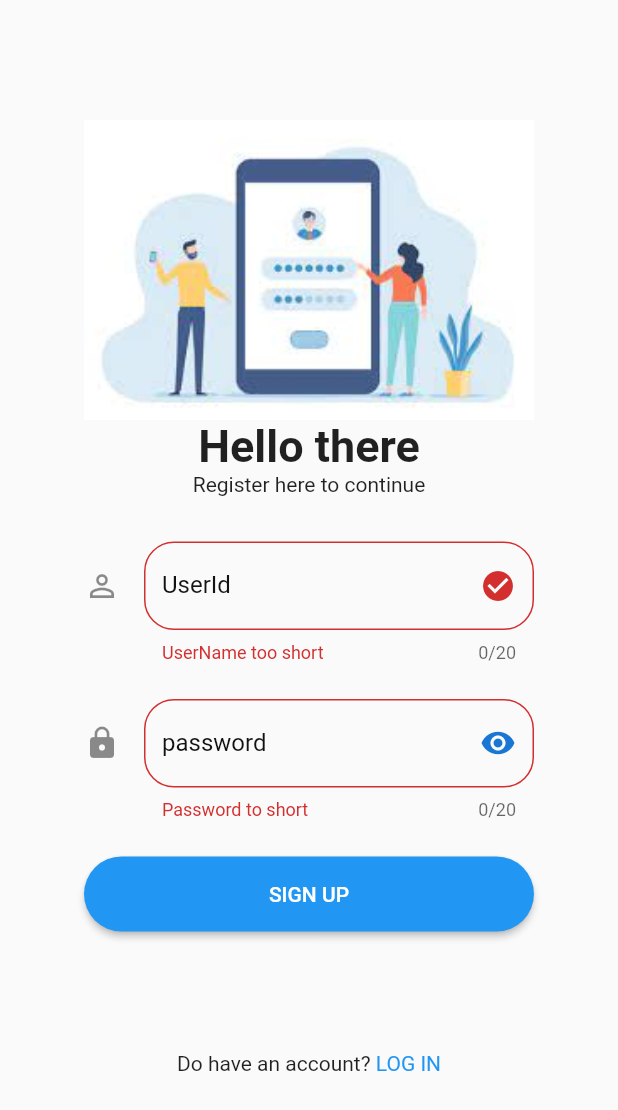
After one commit to GemechisUrgessa/Flutter-UI, a Flutter app: the screen it shows after launch, after a tap on "SIGN UP", on a phone screen of 412 x 824 dp. The commit adds this screen. Shown: the top 1110 px of the screen. Run offline on Flutter 3.47's test engine with Material 2 defaults, Android fonts, the phone set to English and light mode, and no system bars; our stand-ins replace curved_navigation_bar; network calls fail.

Commit message:
signUp page

```diff
--- a/lib/main.dart
+++ b/lib/main.dart
@@ -1,37 +1,38 @@
 import 'package:flutter/material.dart';
+import 'package:flutter_ui/signUp.dart';
 import 'package:flutter_ui/views/home.dart';
 
 import 'login.dart';
 
+// void main() {
+//   runApp(MaterialApp(
+//     // theme: ThemeData(
+//     //     primarySwatch: Colors.green,
+//     //     appBarTheme: AppBarTheme(
+//     //       backgroundColor: Color.fromARGB(255, 6, 22, 241),
+//     //     )),
+//     home: SignUpPageScreen(),
+//     debugShowCheckedModeBanner: false,
+//   ));
+// }
+
 void main() {
-  runApp(MaterialApp(
-    theme: ThemeData(
-        primarySwatch: Colors.green,
-        appBarTheme: AppBarTheme(
-          backgroundColor: Color.fromARGB(255, 15, 192, 44),
-        )),
-    home: new Home(),
-    debugShowCheckedModeBanner: false,
-  ));
+  runApp(const MyApp());
 }
 
-// void main(){
-//   runApp(const MyApp());
-// }
+class MyApp extends StatelessWidget {
+  const MyApp({Key? key}) : super(key: key);
 
-// class MyApp extends StatelessWidget {
-//   const MyApp({super.key});
-
-//   // This widget is the root of your application.
-//   @override
-//   Widget build(BuildContext context) {
-//     return MaterialApp(
-//       debugShowCheckedModeBanner: false,
-//       title: '>>> APP',
-//       theme: ThemeData(
-//         primarySwatch: Colors.blue,
-//       ),
-//       home: const LoginPageScreen(),
-//     );
-//   }
-// }
+  // This widget is the root of your application.
+  @override
+  Widget build(BuildContext context) {
+    return MaterialApp(
+      debugShowCheckedModeBanner: false,
+      title: '>>> APP',
+      theme: ThemeData(
+        primarySwatch: Colors.blue,
+      ),
+      home: const SignUpPageScreen(),
+    );
+  }
+}
--- /dev/null
+++ b/lib/signUp.dart
@@ -0,0 +1,205 @@
+import 'package:flutter/material.dart';
+
+class SignUpPageScreen extends StatefulWidget {
+  const SignUpPageScreen({Key? key}) : super(key: key);
+
+  @override
+  State<SignUpPageScreen> createState() => _SignUpPageScreenState();
+}
+
+class _SignUpPageScreenState extends State<SignUpPageScreen> {
+  final _formkey = GlobalKey<FormState>();
+  final passwordController = TextEditingController();
+  final userNameController = TextEditingController();
+
+  @override
+  void dispose() {
+    // Clean up the controller when the widget is disposed.
+    passwordController.dispose();
+    userNameController.dispose();
+    super.dispose();
+  }
+
+  @override
+  Widget build(BuildContext context) {
+    return Scaffold(
+      body: Form(
+        key: _formkey,
+        child: Center(
+          child: SizedBox(
+            width: 300,
+            child: ListView(
+              padding: const EdgeInsets.only(top: 50),
+              children: [
+                Column(
+                  children: [
+                    const SizedBox(
+                      height: 30,
+                    ),
+                    Container(
+                      width: 300,
+                      height: 200,
+                      decoration: const BoxDecoration(
+                        image: DecorationImage(
+                          fit: BoxFit.cover,
+                          image: AssetImage("assets/Login_img_1.jpg"),
+                        ),
+                      ),
+                    ),
+
+                    // const Icon(Icons.person_pin, size: 90),
+                    const Text(
+                      "Hello there",
+                      style:
+                          TextStyle(fontSize: 30, fontWeight: FontWeight.bold),
+                    ),
+                    const Text("Register here to continue"),
+                    const SizedBox(height: 30),
+                    _UserIdInput(userNameController: userNameController),
+                    const Padding(padding: EdgeInsets.all(12)),
+                    _PasswordInput(passwordController: passwordController),
+                    const Padding(padding: EdgeInsets.all(12)),
+                    _loginButton(_formkey, context, passwordController,
+                        userNameController),
+
+                    const SizedBox(height: 30),
+                  ],
+                ),
+                const SizedBox(height: 50),
+                Row(
+                  mainAxisAlignment: MainAxisAlignment.center,
+                  children: [
+                    const Text("Do have an account?"),
+                    GestureDetector(
+                      // onTap: () => context.go("/signUp"),
+                      child: const Text(
+                        " LOG IN",
+                        style: TextStyle(color: Colors.blue),
+                      ),
+                    ),
+                  ],
+                ),
+              ],
+            ),
+          ),
+        ),
+      ),
+
+      // }
+    );
+  }
+}
+
+class _UserIdInput extends StatelessWidget {
+  var userNameController;
+
+  _UserIdInput({Key? key, this.userNameController}) : super(key: key);
+  @override
+  Widget build(BuildContext context) {
+    return TextFormField(
+      controller: userNameController,
+      autovalidateMode: AutovalidateMode.onUserInteraction,
+      validator: (value) {
+        if (value!.length < 4) {
+          return "UserName too short";
+        } else {
+          return null;
+        }
+      },
+      // => state.isUserIdValid ? null : "Invalid userId",
+      cursorColor: Colors.black,
+      maxLength: 20,
+      decoration: const InputDecoration(
+        // errorText: state.username.invalid ? 'invalid username' : null,
+        icon: Icon(Icons.person_outline),
+        focusColor: Colors.green,
+        fillColor: Colors.green,
+        labelText: 'UserId',
+        labelStyle: TextStyle(
+          color: Color.fromARGB(255, 18, 18, 19),
+        ),
+        suffixIcon: Icon(
+          Icons.check_circle,
+        ),
+        border: OutlineInputBorder(
+            borderRadius: BorderRadius.all(Radius.circular(20))),
+      ),
+    );
+  }
+}
+
+class _PasswordInput extends StatefulWidget {
+  _PasswordInput({Key? key, this.passwordController}) : super(key: key);
+  var passwordController;
+  @override
+  State<_PasswordInput> createState() => _PasswordInputState();
+}
+
+class _PasswordInputState extends State<_PasswordInput> {
+  bool _passwordVisible = false;
+
+  @override
+  Widget build(BuildContext context) {
+    return TextFormField(
+      controller: widget.passwordController,
+      autovalidateMode: AutovalidateMode.onUserInteraction,
+      validator: (value) {
+        if (value!.length < 8) {
+          return "Password to short";
+        } else if (!value.contains(RegExp(r'[0-9]'))) {
+          return "Password should container numbers";
+        } else if (!value.contains(RegExp(r'[A-Z]'))) {
+          return "Password should container uppercase";
+        }
+
+        return null;
+        // }
+      },
+      cursorColor: Colors.black,
+      maxLength: 20,
+      obscureText: _passwordVisible,
+      decoration: InputDecoration(
+        icon: const Icon(Icons.lock),
+        labelText: 'password',
+        labelStyle: const TextStyle(
+          color: Color.fromARGB(255, 17, 17, 17),
+        ),
+        suffixIcon: IconButton(
+          icon: Icon(
+            _passwordVisible ? Icons.visibility_off : Icons.visibility,
+            color: Theme.of(context).primaryColorDark,
+          ),
+          onPressed: () {
+            setState(() {
+              _passwordVisible = !_passwordVisible;
+            });
+          },
+        ),
+        border: const OutlineInputBorder(
+            borderRadius: BorderRadius.all(Radius.circular(20))),
+      ),
+    );
+  }
+}
+
+Widget _loginButton(formkey, context, passwordController, userNameController) {
+  return ElevatedButton(
+    onPressed: () {
+      if (formkey.currentState!.validate()) {
+        print(passwordController.text);
+        print(userNameController.text);
+        ScaffoldMessenger.of(context).showSnackBar(
+          const SnackBar(
+              backgroundColor: Colors.blue, content: Text('Processing Data')),
+        );
+      }
+    },
+    style: ElevatedButton.styleFrom(
+      minimumSize: const Size.fromHeight(50),
+      shape: RoundedRectangleBorder(
+        borderRadius: BorderRadius.circular(30.0),
+      ),
+    ),
+    child: const Text("SIGN UP"),
+  );
+}
```
Also changed, not shown: assets/Login_img_1.jpg (added).
